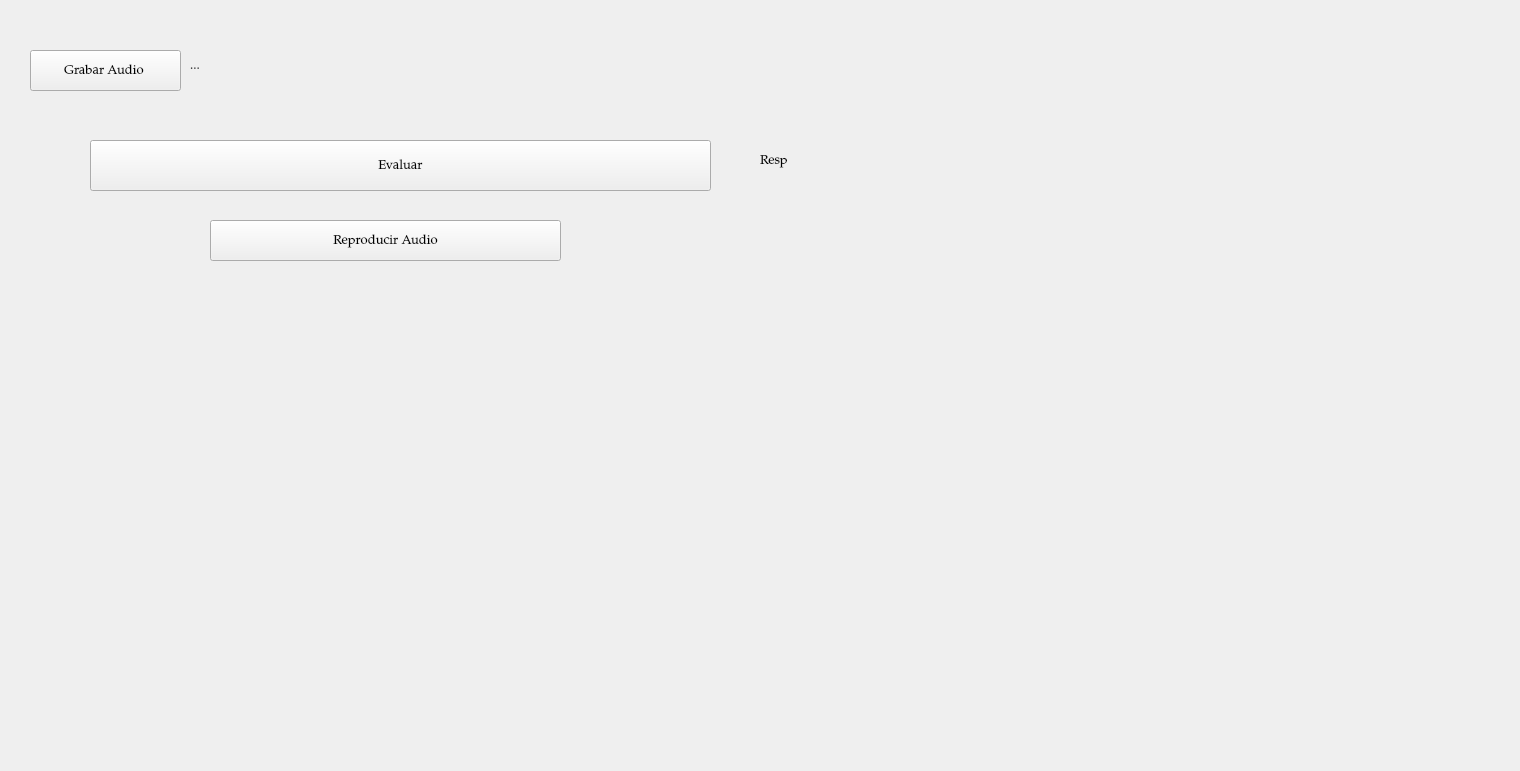
Above: Interfaz_Voz/Interfaz_Voz.ui from edwbcruzv/Vocales-Voces before the change. Below: the same form after it.
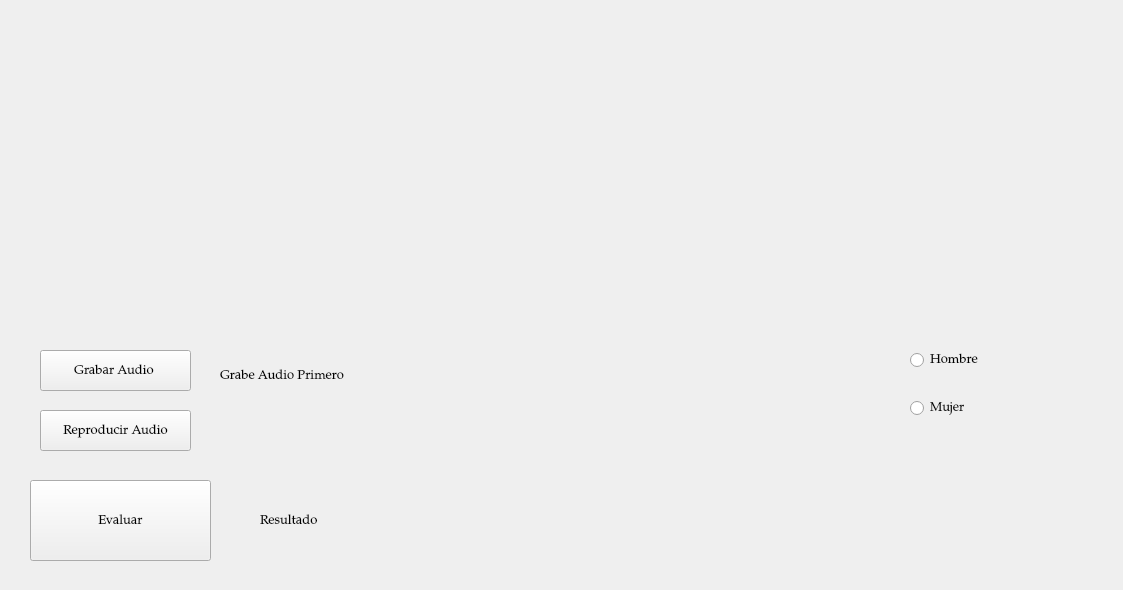
That is the form after the change.

Patch:
```diff
--- a/Interfaz_Voz/Interfaz_Voz.ui
+++ b/Interfaz_Voz/Interfaz_Voz.ui
@@ -6,8 +6,8 @@
    <rect>
     <x>0</x>
     <y>0</y>
-    <width>1520</width>
-    <height>771</height>
+    <width>1123</width>
+    <height>590</height>
    </rect>
   </property>
   <property name="font">
@@ -27,8 +27,8 @@
   <widget class="QPushButton" name="pushButton_Audio">
    <property name="geometry">
     <rect>
-     <x>30</x>
-     <y>50</y>
+     <x>40</x>
+     <y>350</y>
      <width>151</width>
      <height>41</height>
     </rect>
@@ -40,23 +40,23 @@
   <widget class="QLabel" name="label_RutaAudio">
    <property name="geometry">
     <rect>
-     <x>190</x>
-     <y>50</y>
-     <width>891</width>
+     <x>220</x>
+     <y>360</y>
+     <width>491</width>
      <height>31</height>
     </rect>
    </property>
    <property name="text">
-    <string>...</string>
+    <string>Grabe Audio Primero</string>
    </property>
   </widget>
   <widget class="QPushButton" name="pushButton_Evaluar">
    <property name="geometry">
     <rect>
-     <x>90</x>
-     <y>140</y>
-     <width>621</width>
-     <height>51</height>
+     <x>30</x>
+     <y>480</y>
+     <width>181</width>
+     <height>81</height>
     </rect>
    </property>
    <property name="text">
@@ -66,10 +66,10 @@
   <widget class="QWidget" name="verticalLayoutWidget_2">
    <property name="geometry">
     <rect>
-     <x>50</x>
-     <y>300</y>
-     <width>671</width>
-     <height>391</height>
+     <x>30</x>
+     <y>20</y>
+     <width>521</width>
+     <height>301</height>
     </rect>
    </property>
    <layout class="QVBoxLayout" name="verticalLayout_Audio">
@@ -84,9 +84,9 @@
   <widget class="QPushButton" name="pushButton_ReproducirAudio">
    <property name="geometry">
     <rect>
-     <x>210</x>
-     <y>220</y>
-     <width>351</width>
+     <x>40</x>
+     <y>410</y>
+     <width>151</width>
      <height>41</height>
     </rect>
    </property>
@@ -97,10 +97,10 @@
   <widget class="QWidget" name="verticalLayoutWidget">
    <property name="geometry">
     <rect>
-     <x>790</x>
-     <y>300</y>
-     <width>669</width>
-     <height>389</height>
+     <x>570</x>
+     <y>20</y>
+     <width>521</width>
+     <height>301</height>
     </rect>
    </property>
    <layout class="QVBoxLayout" name="verticalLayout_Frecuencia">
@@ -115,14 +115,40 @@
   <widget class="QLabel" name="label_Status">
    <property name="geometry">
     <rect>
-     <x>760</x>
-     <y>150</y>
-     <width>481</width>
+     <x>260</x>
+     <y>510</y>
+     <width>461</width>
      <height>21</height>
     </rect>
    </property>
    <property name="text">
-    <string>Resp</string>
+    <string>Resultado</string>
+   </property>
+  </widget>
+  <widget class="QRadioButton" name="radioButton_Hombre">
+   <property name="geometry">
+    <rect>
+     <x>910</x>
+     <y>350</y>
+     <width>141</width>
+     <height>20</height>
+    </rect>
+   </property>
+   <property name="text">
+    <string>Hombre</string>
+   </property>
+  </widget>
+  <widget class="QRadioButton" name="radioButton_Mujer">
+   <property name="geometry">
+    <rect>
+     <x>910</x>
+     <y>400</y>
+     <width>95</width>
+     <height>16</height>
+    </rect>
+   </property>
+   <property name="text">
+    <string>Mujer</string>
    </property>
   </widget>
  </widget>
```
